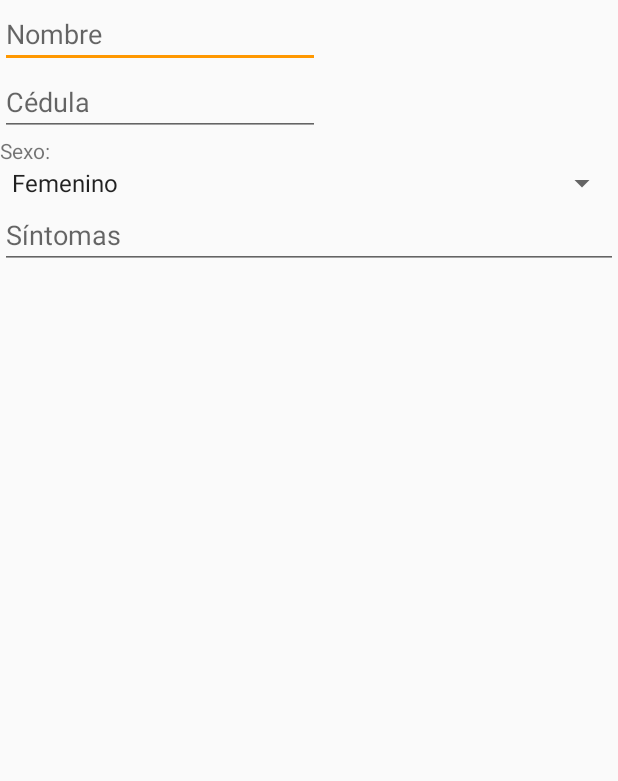
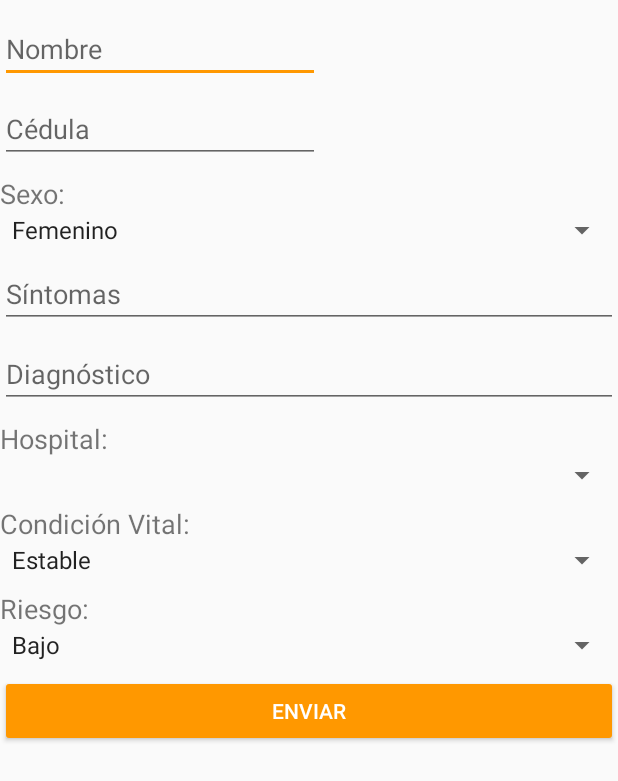
Before and after one commit to kornofilo/DS6-SATEM, an Android app: the layout fragment_main.xml on its own in the app's theme, with its tools: preview values and no code run, on a phone screen of 412 x 824 dp. Shown: the top 781 px of the screen. Run offline under Robolectric (Android 15) with nearby library versions, the phone set to English and light mode, and no system bars.

Commit message:
Satem APP - Activities Update

```diff
--- a/SATEMapp/app/src/main/java/com/example/r_2g_/satemapp/LoginActivity.java
+++ b/SATEMapp/app/src/main/java/com/example/r_2g_/satemapp/LoginActivity.java
@@ -8,6 +8,6 @@ public class LoginActivity extends AppCompatActivity {
     @Override
     protected void onCreate(Bundle savedInstanceState) {
         super.onCreate(savedInstanceState);
-        setContentView(R.layout.activity_main);
+        setContentView(R.layout.activity_login);
     }
 }
--- a/SATEMapp/app/src/main/java/com/example/r_2g_/satemapp/MainActivity.java
+++ b/SATEMapp/app/src/main/java/com/example/r_2g_/satemapp/MainActivity.java
@@ -123,6 +123,10 @@ public class MainActivity extends AppCompatActivity {
                     rootView = inflater.inflate(R.layout.fragment_main, container, false);
                     break;
                 }
+                case 2: {
+                    rootView = inflater.inflate(R.layout.fragment_historial, container, false);
+                    break;
+                }
                 case 3: {
                     rootView = inflater.inflate(R.layout.fragment_profile, container, false);
                     break;
--- a/SATEMapp/app/src/main/res/layout/fragment_main.xml
+++ b/SATEMapp/app/src/main/res/layout/fragment_main.xml
@@ -6,6 +6,7 @@
     <LinearLayout
         android:layout_width="match_parent"
         android:layout_height="wrap_content"
+        android:layout_marginTop="10dp"
         android:orientation="vertical" >
 
 
@@ -15,29 +16,31 @@
             android:layout_height="wrap_content"
             android:ems="10"
             android:hint="@string/NombrePaciente"
+            android:layout_marginBottom="8dp"
             android:inputType="textPersonName" />
 
         <EditText
             android:id="@+id/editTextCedula"
             android:layout_width="wrap_content"
             android:layout_height="wrap_content"
-            android:layout_alignParentStart="true"
-            android:layout_alignParentTop="true"
             android:ems="10"
             android:hint="@string/cedula"
+            android:layout_marginBottom="8dp"
             android:inputType="textPersonName" />
 
         <TextView
             android:id="@+id/textViewSexo"
             android:layout_width="match_parent"
             android:layout_height="wrap_content"
-            android:text="@string/sexo" />
+            android:text="@string/sexo"
+            android:textSize="18sp" />
 
         <Spinner
             android:id="@+id/spinnerSexo"
             android:layout_width="match_parent"
             android:layout_height="wrap_content"
             android:entries="@array/sexoOpts"
+            android:layout_marginBottom="8dp"
             android:spinnerMode="dialog" />
 
         <EditText
@@ -46,7 +49,70 @@
             android:layout_height="wrap_content"
             android:ems="10"
             android:hint="@string/sintomas"
+            android:layout_marginBottom="8dp"
             android:inputType="textMultiLine" />
+
+        <EditText
+            android:id="@+id/editTextDiagnostico"
+            android:layout_width="match_parent"
+            android:layout_height="wrap_content"
+            android:ems="10"
+            android:layout_marginBottom="8dp"
+            android:hint="@string/diagnostico"
+            android:inputType="textMultiLine" />
+
+        <TextView
+            android:id="@+id/textViewHospital"
+            android:layout_width="match_parent"
+            android:layout_height="wrap_content"
+            android:text="@string/hospital"
+            android:textSize="18sp" />
+
+        <Spinner
+            android:id="@+id/spinnerHospital"
+            android:layout_width="match_parent"
+            android:layout_height="wrap_content"
+            android:layout_marginBottom="8dp"
+            android:spinnerMode="dialog" />
+
+        <TextView
+            android:id="@+id/textViewCondVital"
+            android:layout_width="match_parent"
+            android:layout_height="wrap_content"
+            android:text="@string/condVital"
+            android:textSize="18sp" />
+
+        <Spinner
+            android:id="@+id/spinnerCondVital"
+            android:layout_width="match_parent"
+            android:layout_height="wrap_content"
+            android:entries="@array/condVitalOpts"
+            android:layout_marginBottom="8dp"
+            android:spinnerMode="dialog"/>
+
+        <TextView
+            android:id="@+id/textViewRiesgo"
+            android:layout_width="match_parent"
+            android:layout_height="wrap_content"
+            android:text="@string/riesgo"
+            android:textSize="18sp" />
+
+        <Spinner
+            android:id="@+id/spinnerRiesgo"
+            android:layout_width="match_parent"
+            android:layout_height="wrap_content"
+            android:layout_marginBottom="8dp"
+            android:entries="@array/riesgoOpts"
+            android:spinnerMode="dialog"
+            android:theme="@style/AppTheme" />
+
+        <Button
+            android:id="@+id/buttonEnviar"
+            style="@style/Widget.AppCompat.Button.Colored"
+            android:layout_width="match_parent"
+            android:layout_height="wrap_content"
+            android:layout_marginBottom="8dp"
+            android:text="@string/enviar" />
 
     </LinearLayout>
 </ScrollView>
--- a/SATEMapp/app/src/main/res/values/colors.xml
+++ b/SATEMapp/app/src/main/res/values/colors.xml
@@ -2,5 +2,5 @@
 <resources>
     <color name="colorPrimary">#00bcd4</color>
     <color name="colorPrimaryDark">#0097a7</color>
-    <color name="colorAccent">#FF9800</color>
+    <color name="colorAccent">#ff9800</color>
 </resources>
--- a/SATEMapp/app/src/main/res/values/strings.xml
+++ b/SATEMapp/app/src/main/res/values/strings.xml
@@ -23,6 +23,16 @@
     <string name="cedula">Cédula</string>
     <string name="sexo">Sexo:</string>
     <string name="sintomas">Síntomas</string>
+    <string name="diagnostico">Diagnóstico</string>
+    <string name="hospital">Hospital:</string>
+    <string name="condVital">Condición Vital:</string>
+    <string name="riesgo">Riesgo:</string>
+    <string name="enviar">Enviar</string>
+    <string name="NTU">No tiene urgencias Registradas en el Sistema.</string>
+    <string name="usuario">Usuario</string>
+    <string name="password">Contraseña</string>
+    <string name="numAmb">Número de Ambulancia</string>
+    <string name="login">Iniciar Sesión</string>
 
     <string-array name="sexoOpts">
         <item>Femenino</item>
@@ -30,5 +40,18 @@
         <item>No definido</item>
     </string-array>
 
+    <string-array name="condVitalOpts">
+        <item>Estable</item>
+        <item>Crítico</item>
+        <item>Fallecido</item>
+    </string-array>
+
+    <string-array name="riesgoOpts">
+        <item>Bajo</item>
+        <item>Medio</item>
+        <item>Alto</item>
+    </string-array>
+
+
 
 </resources>
```
Also changed, not shown: SATEMapp/app/src/main/AndroidManifest.xml (+8 -5 lines), SATEMapp/app/src/main/res/layout/activity_login.xml (+53 -9 lines), SATEMapp/app/src/main/res/layout/fragment_historial.xml (added, +23 -0 lines).
